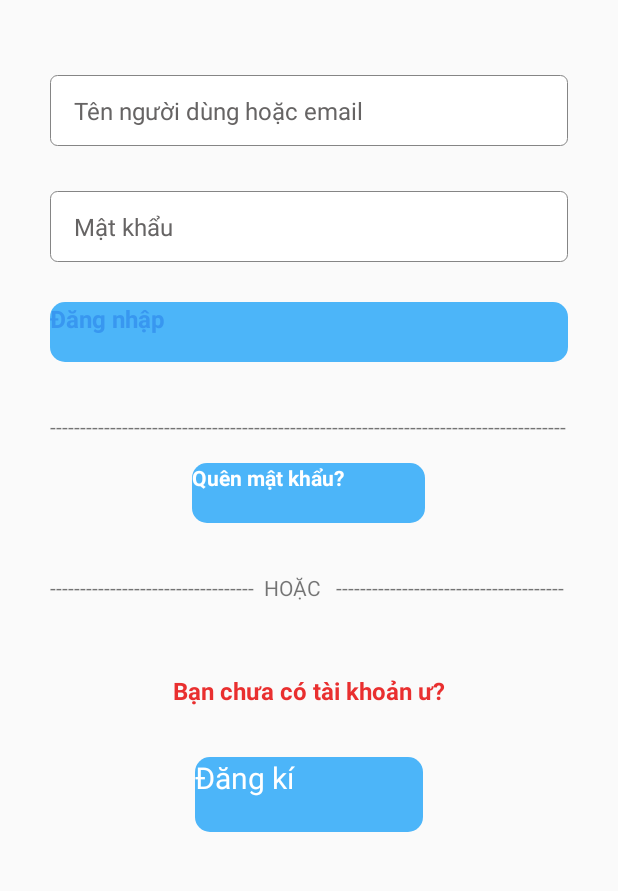
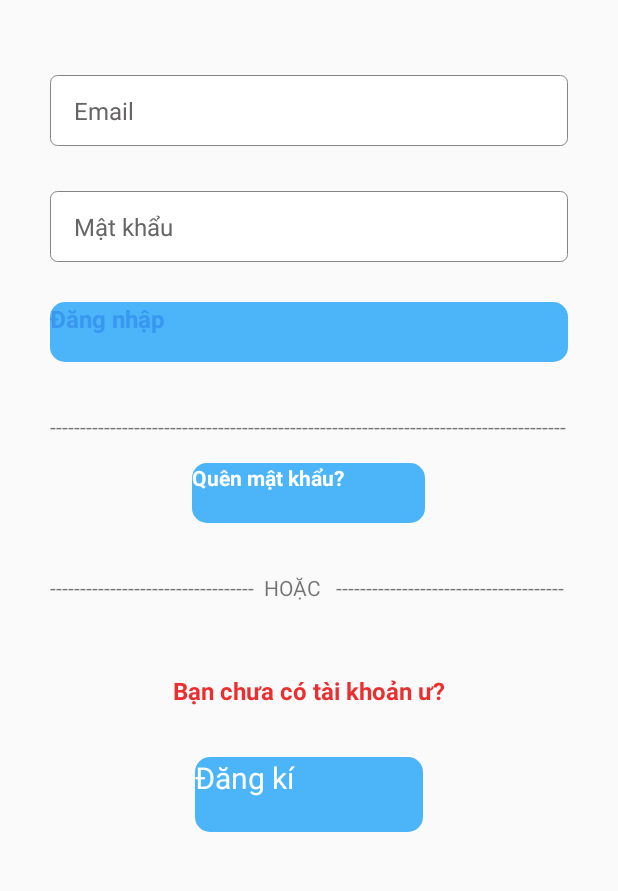
Before and after one commit to tongthanhdat009/Android, an Android app: the layout activity_main.xml on its own in the app's theme, with its tools: preview values and no code run, on a phone screen of 412 x 824 dp, the part 264-1155 px from its top. Run offline under Robolectric (Android 15) with nearby library versions, the phone set to English and light mode, and no system bars.

Commit message:
Update activity_main.xml

```diff
--- a/MyApplication/app/src/main/res/layout/activity_main.xml
+++ b/MyApplication/app/src/main/res/layout/activity_main.xml
@@ -22,7 +22,7 @@
         android:layout_gravity="center"
         android:background="@drawable/custom_edt"
         android:ems="10"
-        android:hint="Tên người dùng hoặc email"
+        android:hint="Email"
         android:inputType="text"
         android:textColorHint="#666464"
         android:paddingLeft="16dp"
```
